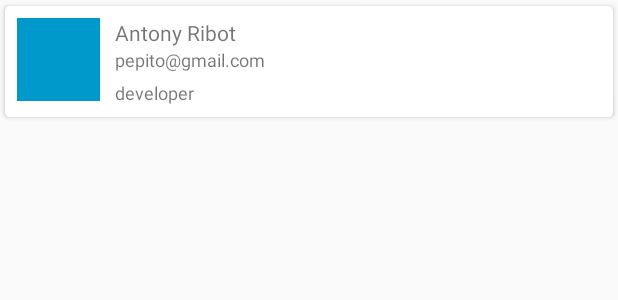
After one commit to Sivious/android_clean_template, an Android app: the layout layout_item_user.xml on its own in the app's theme, with its tools: preview values and no code run, on a phone screen of 412 x 824 dp. The commit adds this screen. Shown: the top 300 px of the screen. Run offline under Robolectric (Android 15) with nearby library versions, the phone set to English and light mode, and no system bars.

Commit message:
Add viewholder and adapter to be shown on main activity
Add viewholder and adapter to be shown on main activity

```diff
--- a/app/build.gradle
+++ b/app/build.gradle
@@ -30,6 +30,8 @@ dependencies {
     // general
     compile 'com.android.support:appcompat-v7:27.0.2'
     compile 'com.android.support:design:27.0.2'
+    compile 'com.android.support:cardview-v7:27.0.2'
+    compile 'com.android.support:recyclerview-v7:27.0.2'
     compile 'com.jakewharton:butterknife:8.8.0'
     annotationProcessor 'com.jakewharton:butterknife-compiler:8.8.0'
     compile 'com.jakewharton.timber:timber:4.5.1'
--- /dev/null
+++ b/app/src/main/res/layout/layout_item_user.xml
@@ -0,0 +1,53 @@
+<?xml version="1.0" encoding="utf-8"?>
+<android.support.v7.widget.CardView
+    xmlns:android="http://schemas.android.com/apk/res/android"
+    xmlns:card_view="http://schemas.android.com/apk/res-auto"
+    xmlns:tools="http://schemas.android.com/tools"
+    android:layout_width="match_parent"
+    android:layout_height="wrap_content"
+    card_view:cardCornerRadius="3dp"
+    card_view:cardUseCompatPadding="true"
+    card_view:cardElevation="2dp"
+    card_view:contentPadding="8dp">
+
+    <RelativeLayout
+        android:layout_width="match_parent"
+        android:layout_height="wrap_content">
+
+        <View
+            android:id="@+id/view_hex_color"
+            android:layout_width="55dp"
+            android:layout_height="55dp"
+            android:layout_marginRight="10dp"
+            android:background="@android:color/holo_blue_dark" />
+
+        <TextView
+            android:id="@+id/text_name"
+            android:layout_width="wrap_content"
+            android:layout_height="wrap_content"
+            android:layout_toRightOf="@id/view_hex_color"
+            android:textSize="14sp"
+            tools:text="Antony Ribot" />
+
+        <TextView
+            android:id="@+id/text_email"
+            android:layout_width="wrap_content"
+            android:layout_height="wrap_content"
+            android:layout_below="@id/text_name"
+            android:layout_toRightOf="@id/view_hex_color"
+            android:textSize="12sp"
+            tools:text="pepito@gmail.com" />
+
+        <TextView
+            android:id="@+id/text_gender"
+            android:layout_width="wrap_content"
+            android:layout_height="wrap_content"
+            android:layout_below="@id/text_email"
+            android:layout_marginTop="5dp"
+            android:layout_toRightOf="@id/view_hex_color"
+            android:textSize="12sp"
+            tools:text="developer" />
+
+    </RelativeLayout>
+
+</android.support.v7.widget.CardView>
```
Also changed, not shown: app/src/main/java/com/kodelabs/boilerplate/presentation/ui/activities/MainActivity.java (+41 -34 lines), app/src/main/java/com/kodelabs/boilerplate/presentation/ui/adapter/UsersListAdapter.java (added, +46 -0 lines), app/src/main/java/com/kodelabs/boilerplate/presentation/ui/viewholders/UserViewHolder.java (added, +29 -0 lines), app/src/main/res/layout/activity_main.xml (+8 -5 lines), 1 other file.
